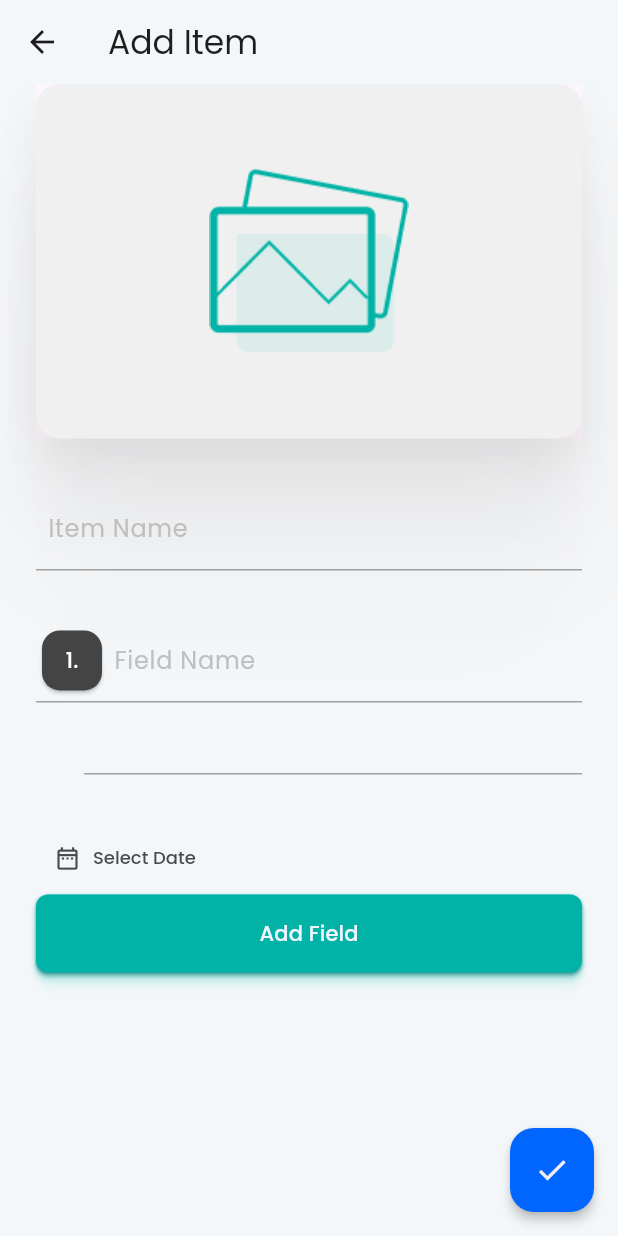
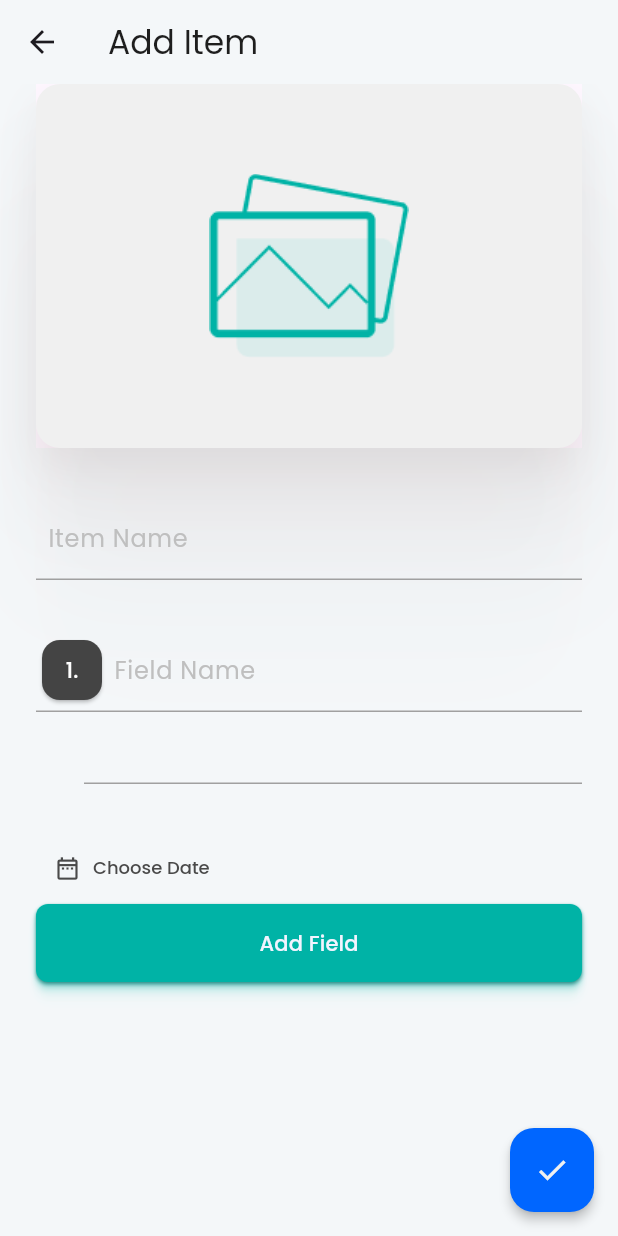
Before and after one commit to m-emrec/nfc_box, a Flutter app: the CreateItem screen opened by its route, after a tap on "Add Field", on a phone screen of 412 x 824 dp. Run offline on Flutter 3.47's test engine with Material 3 defaults, Android fonts, the phone set to English and light mode, and no system bars; drawn by our look-alikes of toastification; our stand-ins replace cloud_firestore, email_validator, firebase_auth, firebase_core, flutter_markdown, flutter_riverpod and 6 more; missing offline and left inert: ticker_text; accounts and stored records are empty.

Commit message:
Refactor: Code refactored
* Comments added

* Some widget names changed to more meaningful names

```diff
--- a/lib/core/utils/widgets/image_container.dart
+++ /dev/null
@@ -1,27 +0,0 @@
-import 'package:flutter/material.dart';
-
-class ImageContainer extends StatelessWidget {
-  final String path;
-  final double? width;
-  final double? height;
-  final BoxFit? fit;
-  const ImageContainer({
-    super.key,
-    required this.path,
-    this.width = 24,
-    this.height = 24,
-    this.fit,
-  });
-
-  @override
-  Widget build(BuildContext context) {
-    return Image(
-      height: height,
-      width: width,
-      fit: fit,
-      image: AssetImage(
-        path,
-      ),
-    );
-  }
-}
--- a/lib/features/create item/enums/field_names.dart
+++ b/lib/features/create item/enums/field_names.dart
@@ -1,5 +1,8 @@
 // ignore_for_file: constant_identifier_names
 
+/// This enum contains the name of the fields which user can add.
+///
+/// If there is a need to add a new field to teh app in the future , update this.
 enum FieldNames {
   Color,
   Text,
--- a/lib/features/create item/providers/providers.dart
+++ b/lib/features/create item/providers/providers.dart
@@ -1,11 +1,13 @@
 import 'package:flutter_riverpod/flutter_riverpod.dart';
-import 'package:nfc_box/features/create%20item/model/field_model.dart';
-import 'package:nfc_box/features/create%20item/model/item.dart';
+import '../model/field_model.dart';
+import '../model/create_item_model.dart';
 
+/// This provider used to store [FieldModel]
 final fieldListProvider = StateProvider<List<FieldModel>>((ref) {
   return [];
 });
 
+/// I use this provider to hold [CreateItemModel]
 final itemProvider = StateProvider<CreateItemModel>((ref) {
   return CreateItemModel();
 });
--- a/lib/features/create item/view/create_item.dart
+++ b/lib/features/create item/view/create_item.dart
@@ -1,26 +1,26 @@
 import 'package:flutter/material.dart';
 import 'package:flutter_riverpod/flutter_riverpod.dart';
 import 'package:gap/gap.dart';
-import 'package:nfc_box/features/create%20item/providers/providers.dart';
 
 import '../../../core/constants/app_paddings.dart';
 import '../../../core/utils/widgets/custom_text_field.dart';
+import '../providers/providers.dart';
 import 'widgets/field_list.dart';
 import 'widgets/image_container.dart';
 
 class CreateItem extends ConsumerWidget {
   const CreateItem({super.key});
 
+  static const String addItem = 'Add Item';
   @override
   Widget build(BuildContext context, WidgetRef ref) {
-    var addItem = 'Add Item';
     return PopScope(
       onPopInvokedWithResult: (didPop, result) =>
           ref.read(fieldListProvider).clear(),
       child: Scaffold(
         resizeToAvoidBottomInset: false,
         appBar: AppBar(
-          title: Text(addItem),
+          title: const Text(addItem),
         ),
         floatingActionButton: FloatingActionButton(
           onPressed: () {},
@@ -38,7 +38,7 @@ class CreateItem extends ConsumerWidget {
                     label: "Item Name",
                   ),
                   Gap(AppPaddings.lPadding),
-                  FieldList(),
+                  const FieldList(),
                 ],
               ),
             ),
--- a/lib/features/create item/view/widgets/field_list.dart
+++ b/lib/features/create item/view/widgets/field_list.dart
@@ -1,15 +1,13 @@
 import 'package:flutter/material.dart';
 import 'package:flutter_riverpod/flutter_riverpod.dart';
-import 'package:nfc_box/core/constants/app_paddings.dart';
-import 'package:nfc_box/core/utils/widgets/custom_text_field.dart';
-import 'package:nfc_box/features/create%20item/model/field_model.dart';
-import 'package:nfc_box/features/create%20item/model/item.dart';
-import 'package:nfc_box/features/create%20item/view/widgets/fields/date_field.dart';
-import 'package:nfc_box/features/create%20item/view/widgets/fields/field_name.dart';
-import 'package:nfc_box/logger.dart';
 
+import '../../../../core/constants/app_paddings.dart';
 import '../../../../core/utils/widgets/buttons/responsive_button.dart';
+import '../../../../core/utils/widgets/custom_text_field.dart';
+import '../../model/field_model.dart';
 import '../../providers/providers.dart';
+import 'fields/date_field_entry.dart';
+import 'fields/field_name_entry.dart';
 
 class FieldList extends ConsumerStatefulWidget {
   const FieldList({super.key});
@@ -19,11 +17,42 @@ class FieldList extends ConsumerStatefulWidget {
 }
 
 class _FieldListState extends ConsumerState<FieldList> {
-  showBottomSheet() async {
+  @override
+  Widget build(BuildContext context) {
+    return ListView(
+      physics: const NeverScrollableScrollPhysics(),
+      shrinkWrap: true,
+      keyboardDismissBehavior: ScrollViewKeyboardDismissBehavior.onDrag,
+      children: [
+        ...ref.watch(fieldListProvider).map(
+              (field) => Padding(
+                padding: EdgeInsets.only(bottom: AppPaddings.lPadding),
+                child: Column(
+                  children: [
+                    field.fieldName,
+                    Padding(
+                      padding: EdgeInsets.only(left: AppPaddings.lPadding),
+                      child: field.field,
+                    ),
+                  ],
+                ),
+              ),
+            ),
+        const DateFieldEntry(),
+        ResponsiveElevatedButton(
+          onPressed: () async => showBottomSheet(),
+          isPrimary: false,
+          child: const Text(addField),
+        ),
+      ],
+    );
+  }
+
+  void showBottomSheet() async {
     ref.read(fieldListProvider.notifier).update((list) => [
           ...list,
           FieldModel(
-            fieldName: FieldName(
+            fieldName: FieldNameEntry(
               index: 1,
               controller: TextEditingController(),
             ),
@@ -32,45 +61,13 @@ class _FieldListState extends ConsumerState<FieldList> {
             fieldController: TextEditingController(),
           ),
         ]);
+
+    /// TODO : un comment this
     // await showModalBottomSheet(
     //   context: context,
     //   builder: (context) => const ChooseFieldTypeSheet(),
     // );
   }
 
-  @override
-  void initState() {
-    super.initState();
-  }
-
-  @override
-  Widget build(BuildContext context) {
-    return ListView(
-      physics: const NeverScrollableScrollPhysics(),
-      shrinkWrap: true,
-      keyboardDismissBehavior: ScrollViewKeyboardDismissBehavior.onDrag,
-      children: [
-        ...ref.watch(fieldListProvider).map(
-              (e) => Padding(
-                padding: EdgeInsets.only(bottom: AppPaddings.lPadding),
-                child: Column(
-                  children: [
-                    e.fieldName,
-                    Padding(
-                      padding: EdgeInsets.only(left: AppPaddings.lPadding),
-                      child: e.field,
-                    ),
-                  ],
-                ),
-              ),
-            ),
-        FieldDate(),
-        ResponsiveElevatedButton(
-          onPressed: () => showBottomSheet(),
-          isPrimary: false,
-          child: const Text("Add Field"),
-        ),
-      ],
-    );
-  }
+  static const String addField = 'Add Field';
 }
--- a/lib/features/create item/view/widgets/fields/date_field.dart
+++ /dev/null
@@ -1,50 +0,0 @@
-import 'package:flutter/material.dart';
-import 'package:gap/gap.dart';
-import 'package:intl/intl.dart';
-import 'package:nfc_box/core/constants/app_paddings.dart';
-
-class FieldDate extends StatefulWidget {
-  const FieldDate({super.key});
-
-  @override
-  State<FieldDate> createState() => _FieldDateState();
-}
-
-class _FieldDateState extends State<FieldDate> {
-  DateTime? selectedDate;
-  showDatePicker(context) {
-    showDialog(
-      context: context,
-      builder: (context) => DatePickerDialog(
-        firstDate: DateTime(2010),
-        lastDate: DateTime(2050),
-        currentDate: DateTime.now(),
-      ),
-    ).then((val) => setSelectedDate(val));
-  }
-
-  setSelectedDate(DateTime date) {
-    setState(() {
-      selectedDate = date;
-    });
-  }
-
-  @override
-  Widget build(BuildContext context) {
-    return TextButton(
-      onPressed: () => showDatePicker(context),
-      child: Row(
-        mainAxisAlignment: MainAxisAlignment.start,
-        children: [
-          const Icon(Icons.date_range_outlined),
-          Gap(AppPaddings.xsPadding),
-          Text(
-            selectedDate == null
-                ? "Select Date"
-                : DateFormat.MEd().format(selectedDate!),
-          ),
-        ],
-      ),
-    );
-  }
-}
--- /dev/null
+++ b/lib/features/create item/view/widgets/fields/date_field_entry.dart
@@ -0,0 +1,56 @@
+import 'package:flutter/material.dart';
+import 'package:gap/gap.dart';
+import 'package:intl/intl.dart';
+import '../../../../../core/constants/app_paddings.dart';
+
+class DateFieldEntry extends StatefulWidget {
+  const DateFieldEntry({
+    super.key,
+  });
+
+  @override
+  State<DateFieldEntry> createState() => _DateFieldEntryState();
+}
+
+class _DateFieldEntryState extends State<DateFieldEntry> {
+  DateTime? selectedDate;
+  static const String buttonLabel = 'Choose Date';
+  bool get _isDateSelected => selectedDate == null;
+  @override
+  Widget build(BuildContext context) {
+    return TextButton(
+      onPressed: () => showDatePicker(context),
+      child: Row(
+        mainAxisAlignment: MainAxisAlignment.start,
+        children: [
+          const Icon(Icons.date_range_outlined),
+          Gap(AppPaddings.xsPadding),
+          Text(
+            _isDateSelected
+                ? buttonLabel
+                : DateFormat.MEd().format(selectedDate!),
+          ),
+        ],
+      ),
+    );
+  }
+
+  void showDatePicker(context) {
+    showDialog(
+      context: context,
+
+      /// TODO : Turn this into a separate widget
+      builder: (context) => DatePickerDialog(
+        firstDate: DateTime(2010),
+        lastDate: DateTime(2050),
+        currentDate: DateTime.now(),
+      ),
+    ).then((val) => setSelectedDate(val));
+  }
+
+  void setSelectedDate(DateTime date) {
+    setState(() {
+      selectedDate = date;
+    });
+  }
+}
--- a/lib/features/create item/view/widgets/fields/field_name.dart
+++ b/lib/features/create item/view/widgets/fields/field_name_entry.dart
@@ -1,14 +1,13 @@
-// ignore_for_file: public_member_api_docs, sort_constructors_first
 import 'package:flutter/material.dart';
 
-import 'package:nfc_box/core/extensions/context_extension.dart';
-
 import '../../../../../core/constants/colors.dart';
+import '../../../../../core/extensions/context_extension.dart';
 import '../../../../../core/utils/widgets/custom_text_field.dart';
 
-class FieldName extends StatelessWidget {
+/// This will be used as the name of the elected field
+class FieldNameEntry extends StatelessWidget {
   final int index;
-  const FieldName({
+  const FieldNameEntry({
     super.key,
     required this.index,
     required this.controller,
--- a/lib/features/create item/view/widgets/fields/text_field.dart
+++ b/lib/features/create item/view/widgets/fields/text_field_entry.dart
@@ -3,9 +3,10 @@ import 'package:flutter/material.dart';
 
 import 'package:nfc_box/core/utils/widgets/custom_text_field.dart';
 
-class FieldText extends StatelessWidget {
+/// This field is for Text entries
+class TextFieldEntry extends StatelessWidget {
   final TextEditingController controller;
-  const FieldText({
+  const TextFieldEntry({
     super.key,
     required this.controller,
   });
--- a/lib/features/create item/view/widgets/image_container.dart
+++ b/lib/features/create item/view/widgets/image_container.dart
@@ -13,13 +13,27 @@ class ImageContainer extends StatelessWidget {
   Widget build(BuildContext context) {
     return Material(
       child: AspectRatio(
-        aspectRatio: 382 / 248,
+        aspectRatio: 24 / 16,
         child: Container(
           width: double.maxFinite,
           decoration: BoxDecoration(
             color: AppColors.neutralGray100[50],
             borderRadius: AppBorderRadius.mediumBorderRadius,
-              boxShadow: const [
+            boxShadow: _shadows,
+          ),
+          child: InkWell(
+            splashColor: Colors.red,
+            onTap: () {},
+            child: Image.asset(
+              AppAssets.chooseImagePath,
+            ),
+          ),
+        ),
+      ),
+    );
+  }
+
+  static const List<BoxShadow> _shadows = [
     BoxShadow(
       color: Color(0x198C7373),
       blurRadius: 23,
@@ -50,16 +64,5 @@ class ImageContainer extends StatelessWidget {
       offset: Offset(0, 263),
       spreadRadius: 0,
     )
-              ]),
-          child: InkWell(
-            splashColor: Colors.red,
-            onTap: () {},
-            child: Image.asset(
-              AppAssets.chooseImagePath,
-            ),
-          ),
-        ),
-      ),
-    );
+  ];
 }
-}
```
Also changed, not shown: lib/features/create item/model/create_item_model.dart (renamed from lib/features/create item/model/item.dart, +10 -19 lines), lib/features/create item/model/field_model.dart (+14 -0 lines), lib/features/create item/view/widgets/fields/color_field.dart (+5 -3 lines). Lines whose indentation alone changed are shown as unchanged.
